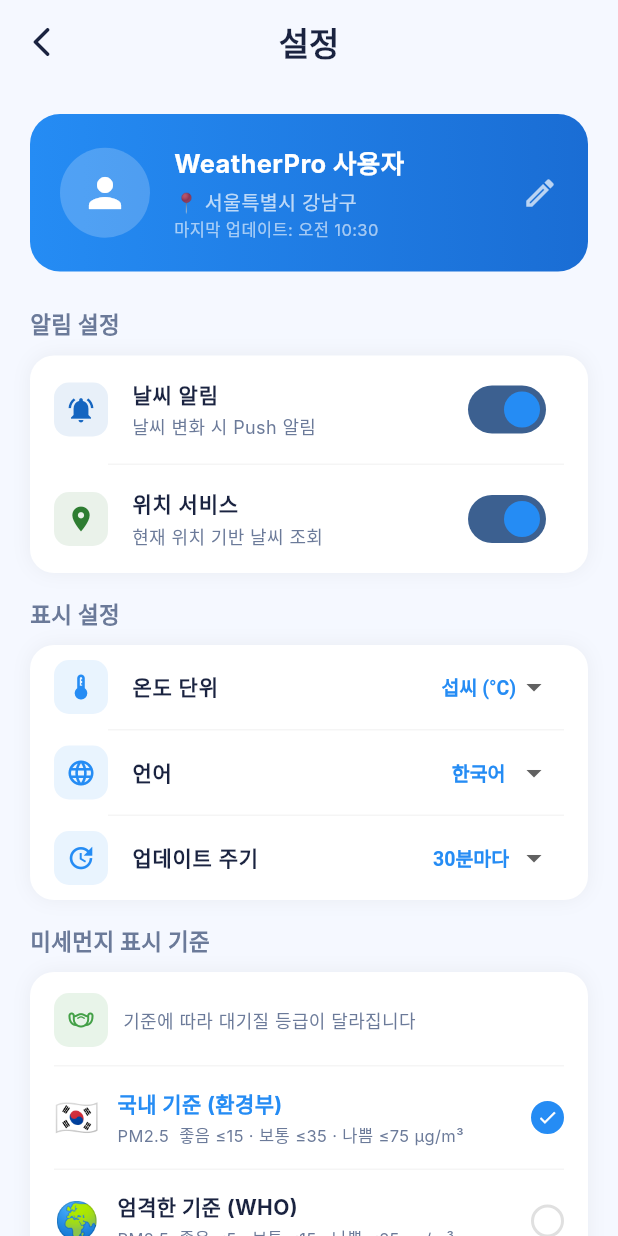
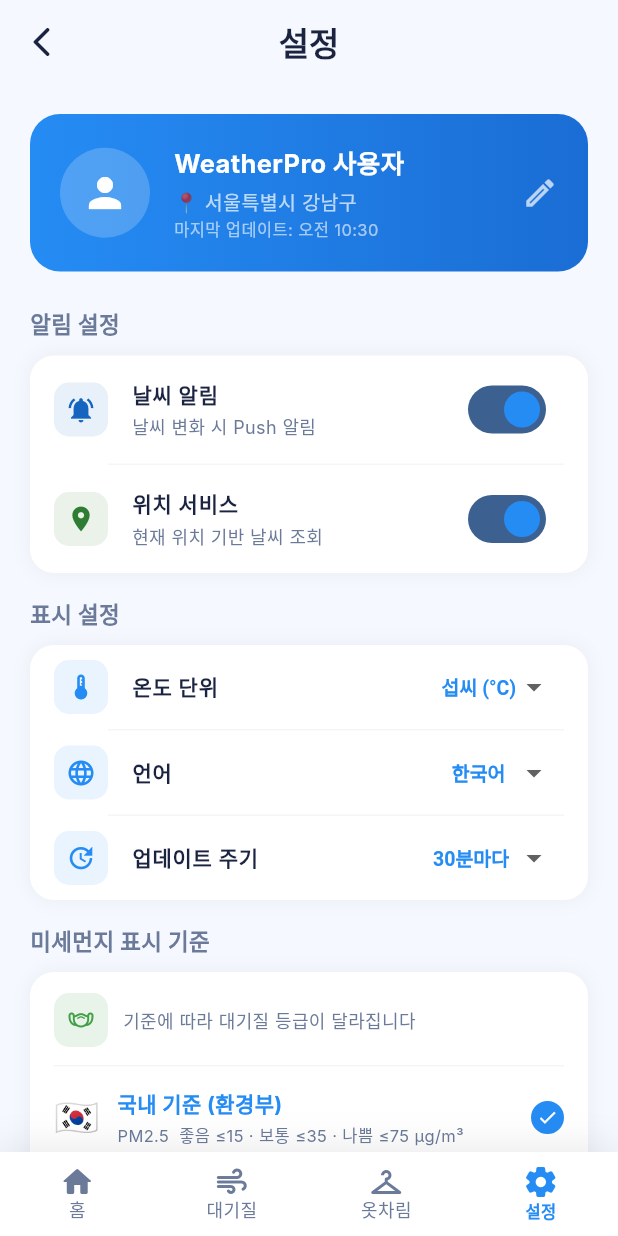
Before and after one commit to take10cokr/weather, a Flutter app: the screen it shows after launch, after a tap on the "menu" icon, on a phone screen of 412 x 824 dp. Run offline on Flutter 3.47's test engine with Material 3 defaults, Android fonts, the phone set to English and light mode, and no system bars; our stand-ins replace flutter_local_notifications, geocoding, geolocator, permission_handler, shared_preferences; missing offline and left inert: flutter_foreground_task; network calls fail; Roboto replaces fonts that are missing (Inter).

Commit message:
UI 업데이트 및 공통 네비게이션 바 추가

```diff
--- a/weather_app/lib/screens/air_quality_screen.dart
+++ b/weather_app/lib/screens/air_quality_screen.dart
@@ -1,5 +1,6 @@
 import 'package:flutter/material.dart';
 import 'package:provider/provider.dart';
+import '../widgets/shared_bottom_nav_bar.dart';
 import '../services/app_settings.dart';
 import '../services/weather_service.dart';
 import '../models/weather_model.dart';
@@ -142,6 +143,13 @@
                     ),
                   ),
                 ),
+      bottomNavigationBar: SharedBottomNavBar(
+        currentIndex: 1,
+        sidoName: widget.sidoName,
+        cityName: widget.cityName,
+        dongName: widget.dongName,
+        airQuality: _data,
+      ),
     );
   }
 
--- a/weather_app/lib/screens/home_screen.dart
+++ b/weather_app/lib/screens/home_screen.dart
@@ -17,6 +17,7 @@
 import '../services/app_settings.dart';
 import 'package:shared_preferences/shared_preferences.dart';
 import '../services/notification_service.dart';
+import '../widgets/shared_bottom_nav_bar.dart';
 
 class HomeScreen extends StatefulWidget {
   const HomeScreen({super.key});
@@ -268,7 +269,15 @@
                 ),
               ),
       ),
-      bottomNavigationBar: _buildBottomNavBar(),
+      bottomNavigationBar: SharedBottomNavBar(
+        currentIndex: _selectedIndex,
+        sidoName: _sidoName,
+        cityName: _cityName,
+        dongName: _dongName,
+        airQuality: _airQuality,
+        dressingAdvice: _dressingIndex?.outfitAdvice ?? '',
+        currentTemp: _currentWeather?.temp ?? 15.0,
+      ),
     );
   }
 
@@ -466,7 +475,7 @@
                   ),
                 ],
               ),
-              const SizedBox(height: 12),
+              const SizedBox(height: 10),
               if (diffText.isNotEmpty)
                 Text(
                   diffText,
@@ -1000,40 +1009,6 @@
       ],
     );
   }
-
-  Widget _buildBottomNavBar() {
-    return Container(
-      decoration: BoxDecoration(
-        color: Colors.white,
-        boxShadow: [BoxShadow(color: Colors.black.withValues(alpha: 0.08), blurRadius: 20, offset: const Offset(0, -4))],
-      ),
-      child: BottomNavigationBar(
-        currentIndex: _selectedIndex,
-        onTap: (index) {
-          setState(() => _selectedIndex = index);
-          final dressingAdvice = _dressingIndex?.outfitAdvice ?? '';
-          if (index == 1) Navigator.push(context, MaterialPageRoute(builder: (_) => AirQualityScreen(sidoName: _sidoName, cityName: _cityName, dongName: _dongName, initialData: _airQuality)));
-          if (index == 2) {
-            final currentTemp = _currentWeather?.temp ?? 15.0;
-            Navigator.push(context, MaterialPageRoute(builder: (_) => OutfitScreen(apiAdvice: dressingAdvice, currentTemp: currentTemp)));
-          }
-          if (index == 3) Navigator.push(context, MaterialPageRoute(builder: (_) => const SettingsScreen()));
-        },
-        type: BottomNavigationBarType.fixed,
-        backgroundColor: Colors.transparent,
-        elevation: 0,
-        selectedItemColor: AppTheme.primaryColor,
-        unselectedItemColor: AppTheme.textSecondary,
-        selectedLabelStyle: const TextStyle(fontWeight: FontWeight.w600, fontSize: 11),
-        items: const [
-          BottomNavigationBarItem(icon: Icon(Icons.home_rounded), label: '홈'),
-          BottomNavigationBarItem(icon: Icon(Icons.air_rounded), label: '대기질'),
-          BottomNavigationBarItem(icon: Icon(Icons.checkroom), label: '옷차림'),
-          BottomNavigationBarItem(icon: Icon(Icons.settings_rounded), label: '설정'),
-        ],
-      ),
-    );
-  }
 }
 
 /// 시간별 기온 추이 곡선 차트 페인터
--- a/weather_app/lib/screens/outfit_screen.dart
+++ b/weather_app/lib/screens/outfit_screen.dart
@@ -1,5 +1,6 @@
 import 'package:flutter/material.dart';
 import '../theme/app_theme.dart';
+import '../widgets/shared_bottom_nav_bar.dart';
 
 class OutfitScreen extends StatelessWidget {
   final String apiAdvice;
@@ -41,6 +42,11 @@
             _buildTips(),
           ],
         ),
+      ),
+      bottomNavigationBar: SharedBottomNavBar(
+        currentIndex: 2,
+        dressingAdvice: apiAdvice,
+        currentTemp: currentTemp,
       ),
     );
   }
--- a/weather_app/lib/screens/settings_screen.dart
+++ b/weather_app/lib/screens/settings_screen.dart
@@ -2,6 +2,7 @@
 import 'package:provider/provider.dart';
 import '../services/app_settings.dart';
 import '../theme/app_theme.dart';
+import '../widgets/shared_bottom_nav_bar.dart';
 
 class SettingsScreen extends StatefulWidget {
   const SettingsScreen({super.key});
@@ -76,6 +77,9 @@
             _buildClearCacheButton(),
           ],
         ),
+      ),
+      bottomNavigationBar: const SharedBottomNavBar(
+        currentIndex: 3,
       ),
     );
   }
--- /dev/null
+++ b/weather_app/lib/widgets/shared_bottom_nav_bar.dart
@@ -0,0 +1,108 @@
+import 'package:flutter/material.dart';
+import '../theme/app_theme.dart';
+import '../screens/home_screen.dart';
+import '../screens/air_quality_screen.dart';
+import '../screens/outfit_screen.dart';
+import '../screens/settings_screen.dart';
+import '../models/weather_model.dart';
+
+class SharedBottomNavBar extends StatelessWidget {
+  final int currentIndex;
+  final String sidoName;
+  final String cityName;
+  final String dongName;
+  final AirQualityData? airQuality;
+  final String dressingAdvice;
+  final double currentTemp;
+
+  const SharedBottomNavBar({
+    super.key,
+    required this.currentIndex,
+    this.sidoName = '',
+    this.cityName = '',
+    this.dongName = '',
+    this.airQuality,
+    this.dressingAdvice = '',
+    this.currentTemp = 15.0,
+  });
+
+  @override
+  Widget build(BuildContext context) {
+    return Container(
+      decoration: BoxDecoration(
+        color: Colors.white,
+        boxShadow: [
+          BoxShadow(
+            color: Colors.black.withValues(alpha: 0.08),
+            blurRadius: 20,
+            offset: const Offset(0, -4),
+          )
+        ],
+      ),
+      child: BottomNavigationBar(
+        currentIndex: currentIndex,
+        onTap: (index) {
+          if (index == currentIndex) return;
+
+          switch (index) {
+            case 0:
+              // 홈 화면으로 이동 (모든 스택 비우기)
+              Navigator.pushAndRemoveUntil(
+                context,
+                MaterialPageRoute(builder: (_) => const HomeScreen()),
+                (route) => false,
+              );
+              break;
+            case 1:
+              Navigator.pushReplacement(
+                context,
+                PageRouteBuilder(
+                  pageBuilder: (_, __, ___) => AirQualityScreen(
+                    sidoName: sidoName,
+                    cityName: cityName,
+                    dongName: dongName,
+                    initialData: airQuality,
+                  ),
+                  transitionDuration: Duration.zero,
+                ),
+              );
+              break;
+            case 2:
+              Navigator.pushReplacement(
+                context,
+                PageRouteBuilder(
+                  pageBuilder: (_, __, ___) => OutfitScreen(
+                    apiAdvice: dressingAdvice,
+                    currentTemp: currentTemp,
+                  ),
+                  transitionDuration: Duration.zero,
+                ),
+              );
+              break;
+            case 3:
+              Navigator.pushReplacement(
+                context,
+                PageRouteBuilder(
+                  pageBuilder: (_, __, ___) => const SettingsScreen(),
+                  transitionDuration: Duration.zero,
+                ),
+              );
+              break;
+          }
+        },
+        type: BottomNavigationBarType.fixed,
+        backgroundColor: Colors.transparent,
+        elevation: 0,
+        selectedItemColor: AppTheme.primaryColor,
+        unselectedItemColor: AppTheme.textSecondary,
+        selectedLabelStyle: const TextStyle(fontWeight: FontWeight.w600, fontSize: 11),
+        items: const [
+          BottomNavigationBarItem(icon: Icon(Icons.home_rounded), label: '홈'),
+          BottomNavigationBarItem(icon: Icon(Icons.air_rounded), label: '대기질'),
+          BottomNavigationBarItem(icon: Icon(Icons.checkroom), label: '옷차림'),
+          BottomNavigationBarItem(icon: Icon(Icons.settings_rounded), label: '설정'),
+        ],
+      ),
+    );
+  }
+}
```
